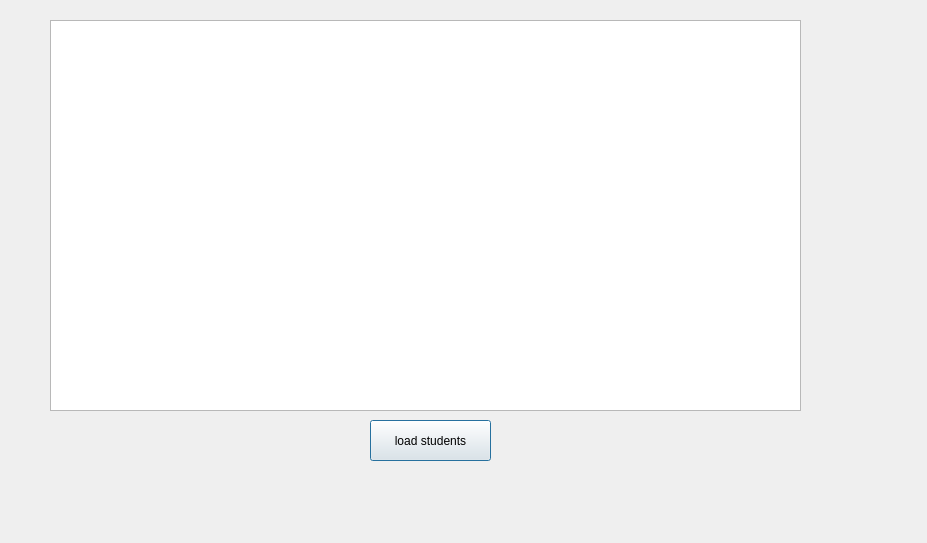
This is bms/view_student.ui in MythicSTR/bms-project as Qt 5 draws it before an edit. The edited form follows.
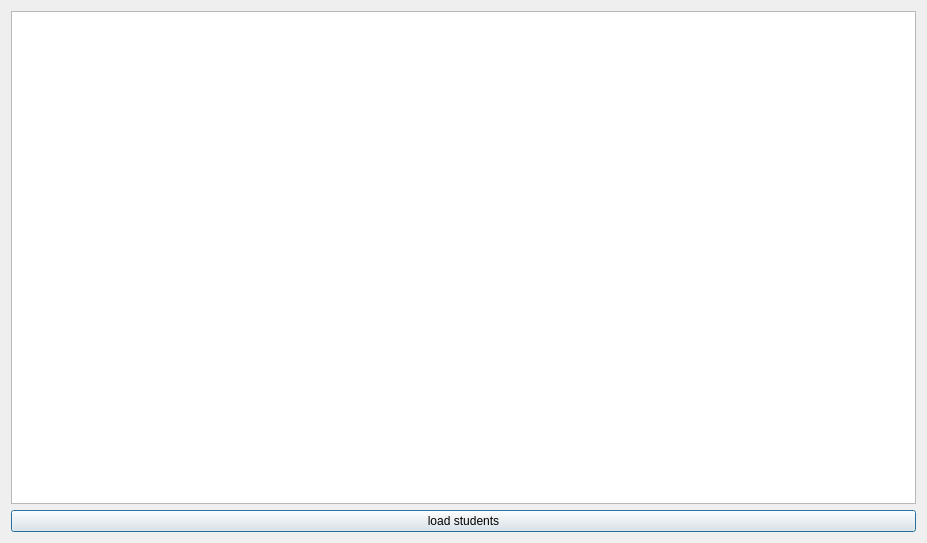
This is the edited form. Icons and pictures are not drawn.

Patch:
```diff
--- a/bms/view_student.ui
+++ b/bms/view_student.ui
@@ -13,29 +13,42 @@
   <property name="windowTitle">
    <string>Dialog</string>
   </property>
-  <widget class="QPushButton" name="vs_load">
-   <property name="geometry">
-    <rect>
-     <x>370</x>
-     <y>420</y>
-     <width>121</width>
-     <height>41</height>
-    </rect>
-   </property>
-   <property name="text">
-    <string>load students</string>
-   </property>
-  </widget>
-  <widget class="QTableView" name="vs_table">
-   <property name="geometry">
-    <rect>
-     <x>50</x>
-     <y>20</y>
-     <width>751</width>
-     <height>391</height>
-    </rect>
-   </property>
-  </widget>
+  <property name="windowIcon">
+   <iconset resource="resource.qrc">
+    <normaloff>:/data/icon.png</normaloff>:/data/icon.png</iconset>
+  </property>
+  <layout class="QGridLayout" name="gridLayout">
+   <item row="0" column="0">
+    <layout class="QVBoxLayout" name="verticalLayout">
+     <item>
+      <widget class="QTableView" name="vs_table">
+       <attribute name="horizontalHeaderStretchLastSection">
+        <bool>true</bool>
+       </attribute>
+      </widget>
+     </item>
+     <item>
+      <widget class="QPushButton" name="vs_load">
+       <property name="sizePolicy">
+        <sizepolicy hsizetype="Minimum" vsizetype="Maximum">
+         <horstretch>0</horstretch>
+         <verstretch>0</verstretch>
+        </sizepolicy>
+       </property>
+       <property name="minimumSize">
+        <size>
+         <width>50</width>
+         <height>0</height>
+        </size>
+       </property>
+       <property name="text">
+        <string>load students</string>
+       </property>
+      </widget>
+     </item>
+    </layout>
+   </item>
+  </layout>
  </widget>
  <resources/>
  <connections/>
```
Left out of the diff: 6 changed lines with no effect on the pictures.
